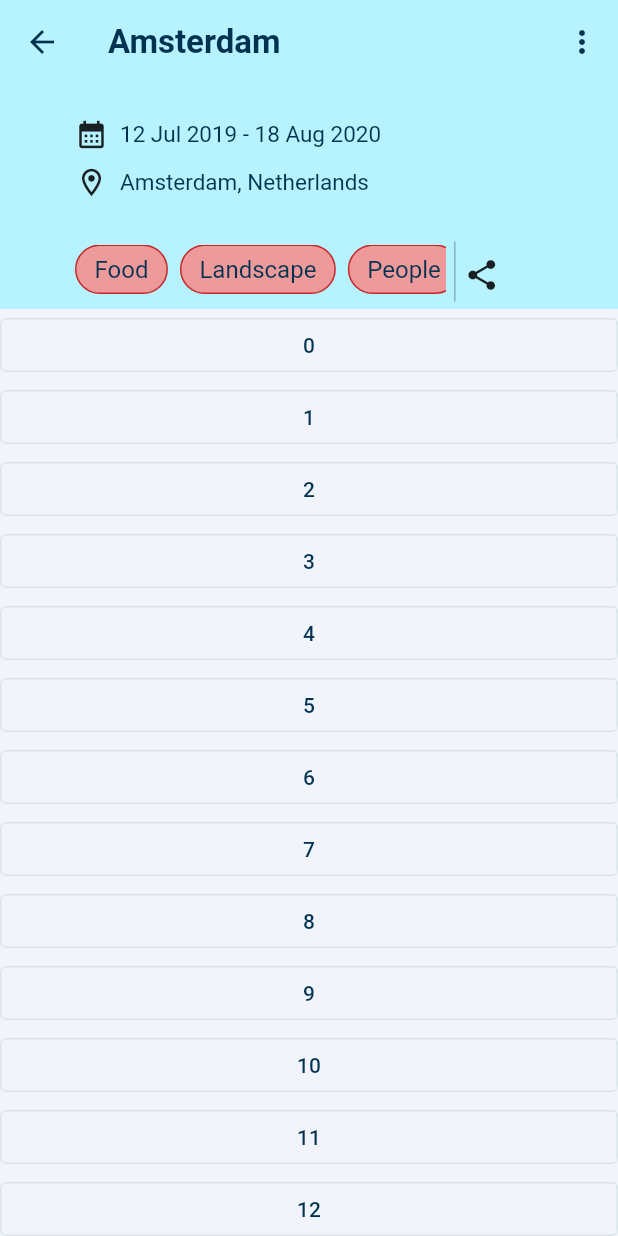
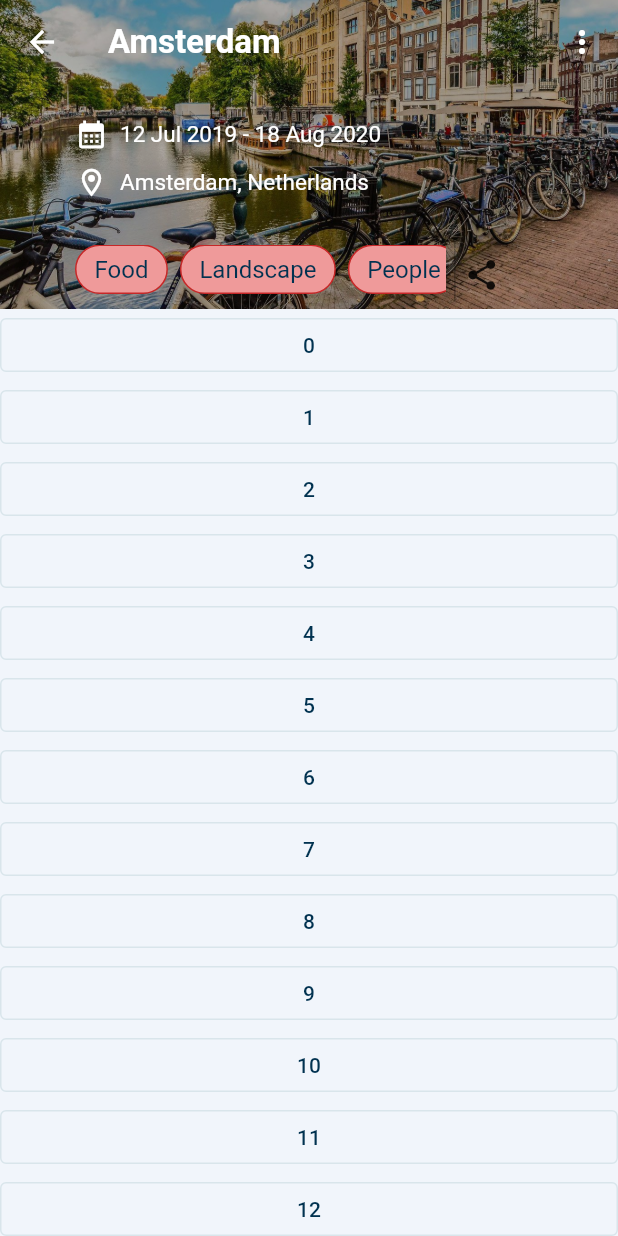
Before and after one commit to Roky360/fotogo-frontend, a Flutter app: the AlbumsPage widget shown alone on an empty page, opened directly, after a tap on "Amsterdam", on a phone screen of 412 x 824 dp. Run offline on Flutter 3.47's test engine with Material 2 defaults, Android fonts, the phone set to English and light mode, and no system bars; our stand-ins replace bloc, firebase_auth, firebase_core, flutter_bloc, flutter_svg, google_fonts and 7 more; accounts and stored records are empty; Roboto replaces fonts that are missing (Montserrat Alternates); project files that could hold a hidden picture were left out.

Commit message:
album cover shade and album_content_page cover image

```diff
--- a/lib/pages/albums/album_content_page.dart
+++ b/lib/pages/albums/album_content_page.dart
@@ -5,21 +5,19 @@ import 'package:fotogo/widgets/popup_menu_button.dart';
 import 'package:sizer/sizer.dart';
 
 class AlbumContentPage extends StatelessWidget {
+  final AlbumData data;
+
   const AlbumContentPage({
     Key? key,
     required this.data,
   }) : super(key: key);
 
-  final AlbumData data;
-
   List<Widget> _getActions() {
     return [
       // IconButton(onPressed: () {}, icon: const Icon(Icons.more_vert)),
-      fotogoPopupMenuButton(
-          items: [
-            MenuItem('Delete'),
-          ]
-      )
+      fotogoPopupMenuButton(items: [
+        MenuItem('Delete'),
+      ])
     ];
   }
 
@@ -34,8 +32,10 @@ class AlbumContentPage extends StatelessWidget {
           slivers: [
             SliverAppBar(
               expandedHeight: 25.h,
-              foregroundColor: Theme.of(context).colorScheme.primary,
-              backgroundColor: Theme.of(context).colorScheme.surface,
+              foregroundColor: Colors.white,
+              // foregroundColor: Theme.of(context).colorScheme.primary,
+              backgroundColor: Theme.of(context).colorScheme.primary,
+              // backgroundColor: Theme.of(context).colorScheme.surface,
               pinned: true,
               stretch: true,
               actions: _getActions(),
@@ -44,6 +44,16 @@ class AlbumContentPage extends StatelessWidget {
                 expandedTitleScale: 1.1,
                 background: Stack(
                   children: [
+                    // background image (cover image)
+                    Image.asset(
+                      'assets/test_images/amsterdam.jpg',
+                      alignment: Alignment.center,
+                      width: 100.w,
+                      fit: BoxFit.cover,
+                    ),
+                    Container(
+                      color: Colors.black.withOpacity(.3),
+                    ),
                     Positioned(
                       height: 25.h - 50,
                       left: 50,
@@ -51,11 +61,6 @@ class AlbumContentPage extends StatelessWidget {
                       child: Column(
                         crossAxisAlignment: CrossAxisAlignment.start,
                         children: [
-                          // Title
-                          // Text(
-                          //   data.title,
-                          //   style: Theme.of(context).textTheme.headline6,
-                          // ),
                           const Spacer(),
                           // Dates
                           Row(
@@ -63,6 +68,7 @@ class AlbumContentPage extends StatelessWidget {
                               const Icon(
                                 Icons.calendar_month,
                                 size: 22,
+                                color: Colors.white,
                               ),
                               const SizedBox(width: 8),
                               Text(
@@ -71,7 +77,9 @@ class AlbumContentPage extends StatelessWidget {
                                     .textTheme
                                     .subtitle1
                                     ?.copyWith(
-                                        fontSize: 15, fontWeight: FontWeight.normal),
+                                        color: Colors.white,
+                                        fontSize: 15,
+                                        fontWeight: FontWeight.normal),
                               ),
                             ],
                           ),
@@ -82,6 +90,7 @@ class AlbumContentPage extends StatelessWidget {
                               const Icon(
                                 Icons.location_on_outlined,
                                 size: 22,
+                                color: Colors.white,
                               ),
                               const SizedBox(width: 8),
                               Text(
@@ -90,7 +99,9 @@ class AlbumContentPage extends StatelessWidget {
                                     .textTheme
                                     .subtitle1
                                     ?.copyWith(
-                                        fontSize: 15, fontWeight: FontWeight.normal),
+                                        color: Colors.white,
+                                        fontSize: 15,
+                                        fontWeight: FontWeight.normal),
                               ),
                             ],
                           ),
@@ -108,26 +119,39 @@ class AlbumContentPage extends StatelessWidget {
                                       children: List.generate(
                                           data.tags.length,
                                           (index) => Container(
-                                                margin: const EdgeInsets.only(right: 8, bottom: 8),
-                                                padding: const EdgeInsets.symmetric(
-                                                    vertical: 6, horizontal: 12),
+                                                margin: const EdgeInsets.only(
+                                                    right: 8, bottom: 8),
+                                                padding:
+                                                    const EdgeInsets.symmetric(
+                                                        vertical: 6,
+                                                        horizontal: 12),
                                                 decoration: BoxDecoration(
-                                                  border:
-                                                      Border.all(color: Colors.red.shade800),
-                                                  borderRadius: BorderRadius.circular(20),
+                                                  border: Border.all(
+                                                      color:
+                                                          Colors.red.shade800),
+                                                  borderRadius:
+                                                      BorderRadius.circular(20),
                                                   color: Colors.red.shade200,
                                                 ),
-                                                child: Text(data.tags[index].toString(),
+                                                child: Text(
+                                                    data.tags[index].toString(),
                                                     style: Theme.of(context)
                                                         .textTheme
                                                         .subtitle1
                                                         ?.copyWith(
-                                                            fontWeight: FontWeight.normal)),
+                                                            fontWeight:
+                                                                FontWeight
+                                                                    .normal)),
                                               )),
                                     ),
                                   ),
                                 ),
-                                const VerticalDivider(thickness: 1, color: Colors.black26, endIndent: 5, width: 12,),
+                                const VerticalDivider(
+                                  thickness: 1,
+                                  color: Colors.black26,
+                                  endIndent: 5,
+                                  width: 12,
+                                ),
                                 const Icon(Icons.share),
                               ],
                             ),
--- a/lib/pages/albums/album_data.dart
+++ b/lib/pages/albums/album_data.dart
@@ -1,16 +1,18 @@
 import 'package:flutter/material.dart';
 
 class AlbumData {
+  final String title;
+  final DateTimeRange dates;
+  final bool isShared;
+  final List<String> tags;
+  final String coverImagePath;
+  // image list
+
   AlbumData({
     required this.title,
     required this.dates,
     required this.isShared,
     required this.tags,
+    required this.coverImagePath
   });
-
-  final String title;
-  final DateTimeRange dates;
-  final bool isShared;
-  final List<String> tags;
-  // image list
 }
--- a/lib/pages/albums/albums_page.dart
+++ b/lib/pages/albums/albums_page.dart
@@ -50,12 +50,14 @@ class _AlbumsPageState extends State<AlbumsPage> {
                     ),
                     isShared: true,
                     tags: ['Food', 'Landscape', 'People'],
+                    coverImagePath: 'assets/test_images/amsterdam.jpg'
                   );
 
                   return Column(
                     children: [
                       OpenContainer(
-                        transitionType: ContainerTransitionType.fadeThrough,
+                        transitionType: ContainerTransitionType.fade,
+                        transitionDuration: const Duration(milliseconds: 400),
                         closedBuilder: (context, action) {
                           return GestureDetector(
                             onTap: action,
@@ -70,7 +72,6 @@ class _AlbumsPageState extends State<AlbumsPage> {
                         closedShape: const RoundedRectangleBorder(
                             borderRadius:
                                 BorderRadius.all(Radius.circular(20))),
-                        transitionDuration: const Duration(milliseconds: 400),
                       ),
                       const SizedBox(
                         height: 20,
--- a/lib/pages/albums/widgets/album_cover.dart
+++ b/lib/pages/albums/widgets/album_cover.dart
@@ -1,8 +1,5 @@
-import 'dart:ui';
-
 import 'package:flutter/material.dart';
 import 'package:fotogo/config/constants/theme_constants.dart';
-import 'package:fotogo/pages/albums/album_content_page.dart';
 import 'package:fotogo/pages/albums/album_data.dart';
 import 'package:fotogo/utils/string_formatting.dart';
 import 'package:fotogo/widgets/popup_menu_button.dart';
@@ -24,40 +21,39 @@ class AlbumCover extends StatelessWidget {
     this.borderRadius = 20,
   }) : super(key: key);
 
-
   @override
   Widget build(BuildContext context) {
     return Container(
       width: _size.width,
       height: _size.height,
       decoration: BoxDecoration(
-        // color: Colors.deepPurpleAccent,
         borderRadius: BorderRadius.circular(borderRadius),
       ),
       child: Stack(
         children: [
           ClipRRect(
             borderRadius: BorderRadius.circular(20),
-            child: /*Hero(
-              tag: data,
-              child:*/ Image.asset(
-                'assets/test_images/amsterdam.jpg',
-                width: _size.width,
-                height: _size.height,
-                fit: BoxFit.cover,
-              ),
-            // ),
+            child: Image.asset(
+              data.coverImagePath,
+              width: _size.width,
+              height: _size.height,
+              fit: BoxFit.cover,
+            ),
           ),
-          // information with blur effect
+          // information with black gradient
           Align(
             alignment: Alignment.bottomCenter,
-            child: ClipRRect(
-              borderRadius: BorderRadius.circular(borderRadius),
-              child: BackdropFilter(
-                filter: ImageFilter.blur(
-                  sigmaX: blurAmount,
-                  sigmaY: blurAmount,
-                ),
+            child: Container(
+              width: _size.width,
+              height: _size.height,
+              decoration: BoxDecoration(
+                  gradient: LinearGradient(
+                begin: Alignment.topCenter,
+                end: Alignment.bottomCenter,
+                colors: [Colors.transparent, Colors.black.withOpacity(.6)],
+              )),
+              child: Align(
+                alignment: Alignment.bottomCenter,
                 child: SizedBox(
                   width: _size.width,
                   height: _size.height * .4,
--- a/lib/utils/screen_manipulation.dart
+++ b/lib/utils/screen_manipulation.dart
@@ -53,6 +53,6 @@ extension ProportionalInsets on BuildContext {
   }
 }
 
-Size getScreenSize() {
-  return WidgetsBinding.instance.window.physicalSize;
+Size? getScreenSize() {
+  return WidgetsBinding.instance?.window.physicalSize;
 }
--- a/lib/widgets/popup_menu_button.dart
+++ b/lib/widgets/popup_menu_button.dart
@@ -26,6 +26,7 @@ Widget fotogoPopupMenuIconButton({
     icon: Icon(icon, color: iconColor),
     tooltip: tooltip,
     shape: RoundedRectangleBorder(borderRadius: BorderRadius.circular(10)),
+    offset: const Offset(0, 50),
     itemBuilder: (context) {
       return items
           .map((e) => PopupMenuItem<String>(
@@ -67,6 +68,7 @@ Widget fotogoPopupMenuButton({
     icon: Icon(icon, color: iconColor),
     tooltip: tooltip,
     shape: RoundedRectangleBorder(borderRadius: BorderRadius.circular(10)),
+    offset: const Offset(0, 50),
     itemBuilder: (context) {
       return items
           .map((e) => PopupMenuItem<String>(
```
Also changed, not shown: pubspec.yaml (+7 -0 lines), assets/fotogo_launcher_icon.png (added), pubspec.lock, 1 other file.
